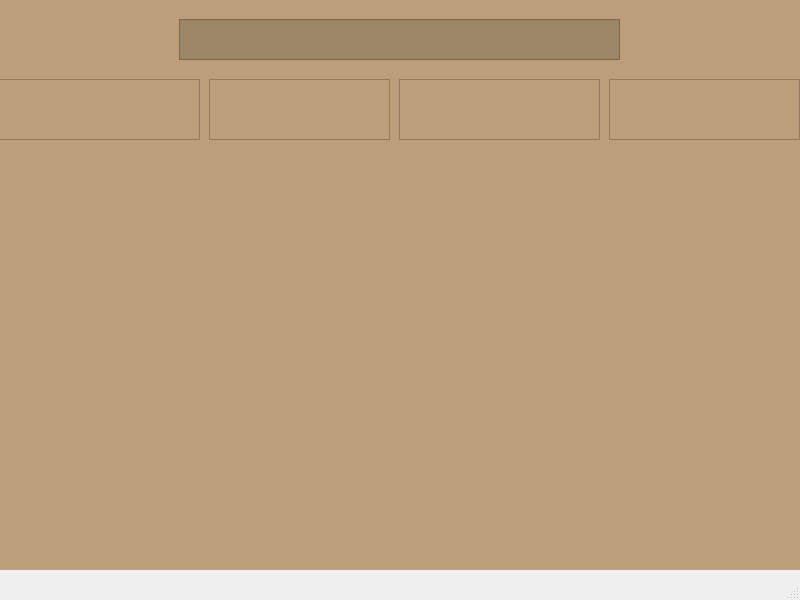
Before: the Qt Designer form GUI/Start-intermediar/harta.ui in DianaMatei11/ProjectModernCPP---Triviador, drawn with Qt 5.
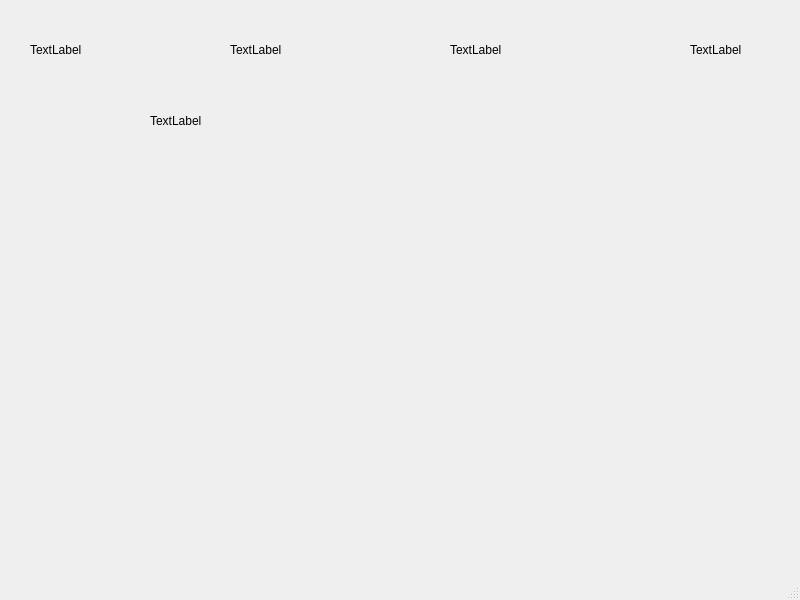
After: the same form once the commit is applied.

Commit message: Reconfigurare harta cu accent pe functia de paintEvent

Diff of the .ui file:
```diff
--- a/GUI/Start-intermediar/harta.ui
+++ b/GUI/Start-intermediar/harta.ui
@@ -14,75 +14,70 @@
    <string>harta</string>
   </property>
   <widget class="QWidget" name="centralwidget">
-   <widget class="QStackedWidget" name="game">
+   <widget class="QLabel" name="instructiuni">
     <property name="geometry">
      <rect>
-      <x>-1</x>
-      <y>-1</y>
-      <width>801</width>
-      <height>571</height>
+      <x>150</x>
+      <y>90</y>
+      <width>501</width>
+      <height>61</height>
      </rect>
     </property>
-    <property name="styleSheet">
-     <string notr="true">background-color: rgb(189, 158, 122);
-</string>
+    <property name="text">
+     <string>TextLabel</string>
     </property>
-    <widget class="QWidget" name="map">
-     <widget class="QTextEdit" name="instructiuni">
+   </widget>
+   <widget class="QLabel" name="player1">
       <property name="geometry">
        <rect>
-        <x>180</x>
-        <y>20</y>
-        <width>441</width>
-        <height>41</height>
-       </rect>
-      </property>
-      <property name="styleSheet">
-       <string notr="true">background-color: rgb(156, 134, 102); color: rgb(245, 242, 220); font-size: 15px; font: Bold; font-family:Georgia;</string>
-      </property>
-     </widget>
-     <widget class="QTextEdit" name="player4">
+      <x>30</x>
+      <y>40</y>
+      <width>63</width>
+      <height>20</height>
+     </rect>
+    </property>
+    <property name="text">
+     <string>TextLabel</string>
+    </property>
+   </widget>
+   <widget class="QLabel" name="player4">
       <property name="geometry">
        <rect>
-        <x>610</x>
-        <y>80</y>
-        <width>191</width>
-        <height>61</height>
-       </rect>
-      </property>
-     </widget>
-     <widget class="QTextEdit" name="player1">
-      <property name="geometry">
-       <rect>
-        <x>0</x>
-        <y>80</y>
-        <width>201</width>
-        <height>61</height>
-       </rect>
-      </property>
-     </widget>
-     <widget class="QTextEdit" name="player2">
+      <x>690</x>
+      <y>40</y>
+      <width>63</width>
+      <height>20</height>
+     </rect>
+    </property>
+    <property name="text">
+     <string>TextLabel</string>
+    </property>
+   </widget>
+   <widget class="QLabel" name="player2">
       <property name="geometry">
        <rect>
-        <x>210</x>
-        <y>80</y>
-        <width>181</width>
-        <height>61</height>
-       </rect>
-      </property>
-     </widget>
-     <widget class="QTextEdit" name="player3">
+      <x>230</x>
+      <y>40</y>
+      <width>63</width>
+      <height>20</height>
+     </rect>
+    </property>
+    <property name="text">
+     <string>TextLabel</string>
+    </property>
+   </widget>
+   <widget class="QLabel" name="player3">
       <property name="geometry">
        <rect>
-        <x>400</x>
-        <y>80</y>
-        <width>201</width>
-        <height>61</height>
-       </rect>
-      </property>
-     </widget>
-    </widget>
-    <widget class="QWidget" name="widget"/>
+      <x>450</x>
+      <y>40</y>
+      <width>63</width>
+      <height>20</height>
+     </rect>
+    </property>
+    <property name="text">
+     <string>TextLabel</string>
+    </property>
    </widget>
   </widget>
   <widget class="QMenuBar" name="menubar">
```
Lines whose indentation alone changed are shown as unchanged. The commit also changes 1 other file.
